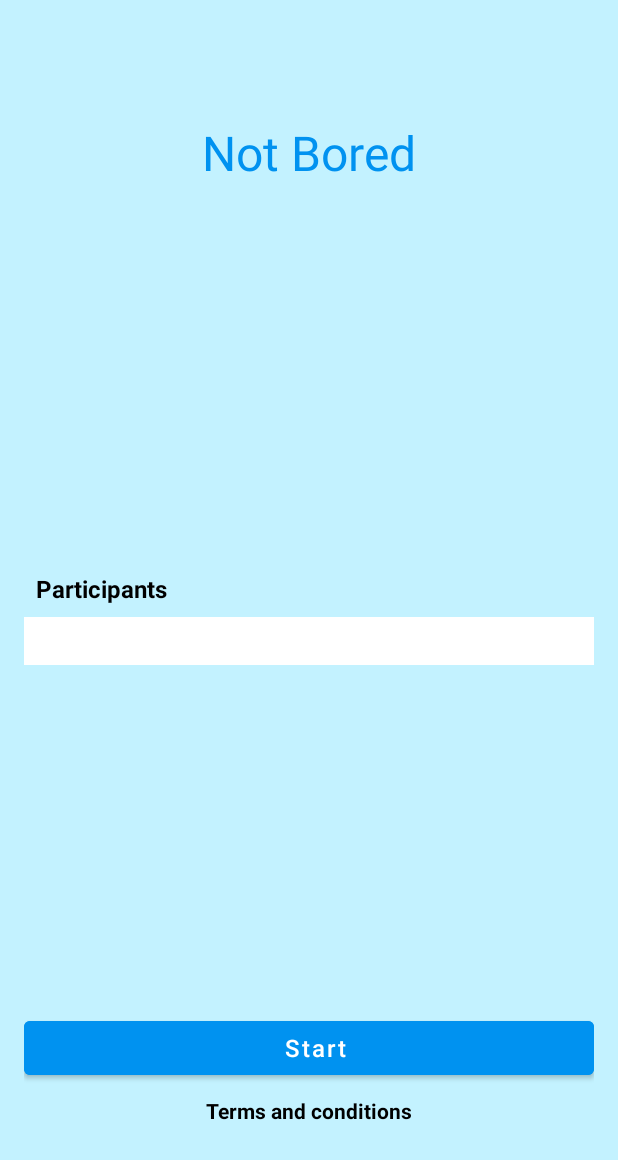
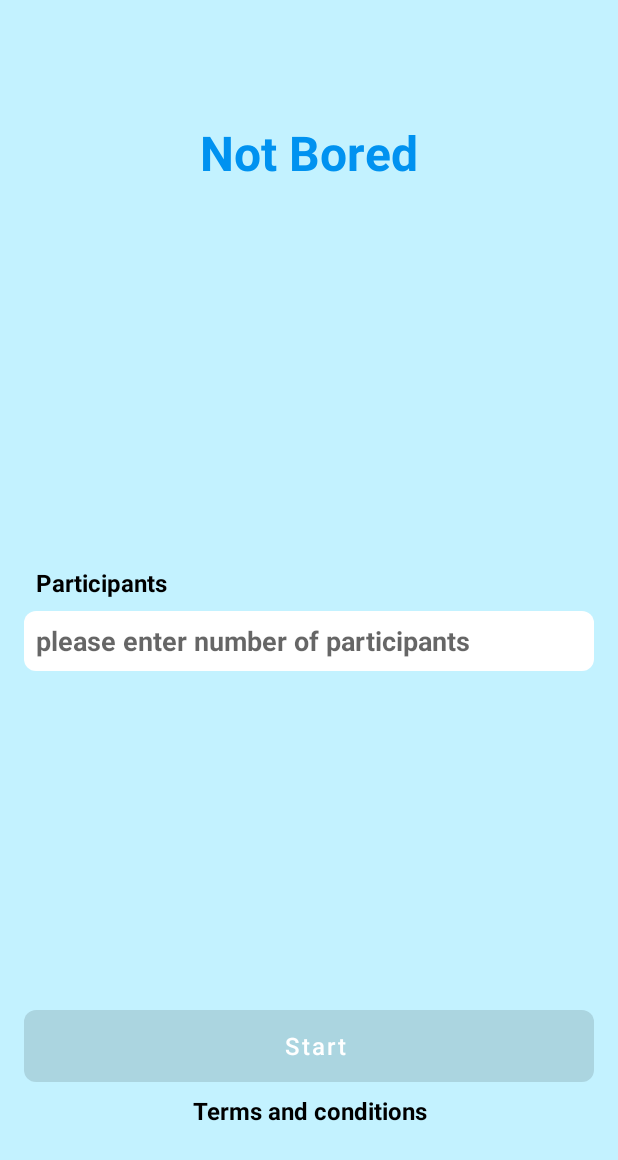
Before and after one commit to fjsalcedo22/Meli_Integrador2, an Android app: the layout activity_main.xml on its own in the app's theme, with its tools: preview values and no code run, on a phone screen of 412 x 824 dp. Shown: the top 1160 px of the screen. Run offline under Robolectric (Android 15) with nearby library versions, the phone set to English and light mode, and no system bars.

```diff
--- a/app/build.gradle
+++ b/app/build.gradle
@@ -29,6 +29,9 @@ android {
     kotlinOptions {
         jvmTarget = '1.8'
     }
+    viewBinding {
+        enabled true
+    }
 }
 
 dependencies {
--- a/app/src/main/AndroidManifest.xml
+++ b/app/src/main/AndroidManifest.xml
@@ -14,6 +14,9 @@
         android:theme="@style/Theme.Meli_Integrador2"
         tools:targetApi="31">
         <activity
+            android:name=".Activities"
+            android:exported="false" />
+        <activity
             android:name=".MainActivity"
             android:exported="true">
             <intent-filter>
--- /dev/null
+++ b/app/src/main/res/drawable/background_button_start.xml
@@ -0,0 +1,9 @@
+<?xml version="1.0" encoding="utf-8"?>
+<selector xmlns:android="http://schemas.android.com/apk/res/android">
+
+    <item android:drawable="@drawable/background_button_start_blue_dark"
+        android:state_enabled="true" />
+    <item android:drawable="@drawable/background_button_start_blue_light"
+        android:state_enabled="false" />
+    <item android:drawable="@drawable/background_button_start_blue_dark" />
+</selector>
--- /dev/null
+++ b/app/src/main/res/drawable/background_button_start_blue_dark.xml
@@ -0,0 +1,6 @@
+<?xml version="1.0" encoding="utf-8"?>
+<shape xmlns:android="http://schemas.android.com/apk/res/android">
+
+    <solid android:color="@color/darkBlue" />
+    <corners android:radius="8dp" />
+</shape>
--- /dev/null
+++ b/app/src/main/res/drawable/background_button_start_blue_light.xml
@@ -0,0 +1,5 @@
+<?xml version="1.0" encoding="utf-8"?>
+<shape xmlns:android="http://schemas.android.com/apk/res/android">
+    <solid android:color="#7FBBCC" />
+    <corners android:radius="8dp" />
+</shape>
--- /dev/null
+++ b/app/src/main/res/drawable/background_edit_text_participants.xml
@@ -0,0 +1,6 @@
+<?xml version="1.0" encoding="utf-8"?>
+<shape xmlns:android="http://schemas.android.com/apk/res/android">
+    <solid android:color="@color/white" />
+    <size android:height="40dp"/>
+    <corners android:radius="8dp" />
+</shape>
--- a/app/src/main/res/layout/activity_main.xml
+++ b/app/src/main/res/layout/activity_main.xml
@@ -13,8 +13,9 @@
         android:layout_height="wrap_content"
         android:layout_marginTop="64dp"
         android:text="@string/tittleScreenHome"
+        android:textColor="@color/darkBlue"
         android:textSize="32sp"
-        android:textColor="@color/darkBlue"
+        android:textStyle="bold"
         app:layout_constraintEnd_toEndOf="parent"
         app:layout_constraintStart_toStartOf="parent"
         app:layout_constraintTop_toTopOf="parent" />
@@ -42,13 +43,17 @@
             android:textStyle="bold" />
 
         <EditText
+            android:id="@+id/editTextParticipants"
             android:layout_width="match_parent"
-            android:layout_height="32dp"
+            android:layout_height="wrap_content"
             android:layout_marginTop="8dp"
+            android:background="@drawable/background_edit_text_participants"
+            android:hint="@string/please_enter_number_of_participants"
             android:inputType="number"
+            android:maxLength="3"
             android:paddingStart="8dp"
-            android:background="@color/white"
-            android:paddingEnd="0dp" />
+            android:paddingEnd="0dp"
+            android:textStyle="bold" />
 
     </LinearLayout>
 
@@ -66,7 +71,8 @@
             android:id="@+id/buttonStart"
             android:layout_width="match_parent"
             android:layout_height="wrap_content"
-            android:backgroundTint="@color/darkBlue"
+            android:background="@drawable/background_button_start"
+            android:enabled="false"
             android:paddingStart="8dp"
             android:paddingEnd="0dp"
             android:text="@string/buttonStart"
@@ -82,9 +88,14 @@
             android:text="@string/nameTermsAndConditions"
             android:textAlignment="center"
             android:textColor="@color/black"
+            android:textSize="16sp"
             android:textStyle="bold" />
 
     </LinearLayout>
 
+    <!-- <include
+         android:id="@+id/viewTermsAndConditions"
+         android:visibility="gone" />-->
+
 
 </androidx.constraintlayout.widget.ConstraintLayout>
--- a/app/src/main/res/values-night/themes.xml
+++ b/app/src/main/res/values-night/themes.xml
@@ -2,8 +2,8 @@
     <!-- Base application theme. -->
     <style name="Theme.Meli_Integrador2" parent="Theme.MaterialComponents.DayNight.NoActionBar">
         <!-- Primary brand color. -->
-        <item name="colorPrimary">@color/purple_200</item>
-        <item name="colorPrimaryVariant">@color/purple_700</item>
+        <item name="colorPrimary">@color/darkBlue</item>
+        <item name="colorPrimaryVariant">@color/lightBlue</item>
         <item name="colorOnPrimary">@color/black</item>
         <!-- Secondary brand color. -->
         <item name="colorSecondary">@color/teal_200</item>
--- a/app/src/main/res/values/strings.xml
+++ b/app/src/main/res/values/strings.xml
@@ -5,4 +5,6 @@
     <string name="inputNumberParticipants">Input Participants Number</string>
     <string name="buttonStart">Start</string>
     <string name="nameTermsAndConditions">Terms and conditions</string>
+    <string name="please_enter_number_of_participants">please enter number of participants</string>
+    <string name="please_enter_number_other_than_0">Please enter number other than 0</string>
 </resources>
--- a/app/src/main/res/values/themes.xml
+++ b/app/src/main/res/values/themes.xml
@@ -2,8 +2,8 @@
     <!-- Base application theme. -->
     <style name="Theme.Meli_Integrador2" parent="Theme.MaterialComponents.DayNight.NoActionBar">
         <!-- Primary brand color. -->
-        <item name="colorPrimary">@color/purple_500</item>
-        <item name="colorPrimaryVariant">@color/purple_700</item>
+        <item name="colorPrimary">@color/darkBlue</item>
+        <item name="colorPrimaryVariant">@color/lightBlue</item>
         <item name="colorOnPrimary">@color/white</item>
         <!-- Secondary brand color. -->
         <item name="colorSecondary">@color/teal_200</item>
```
Also changed, not shown: app/src/main/java/com/example/meli_integrador2/Activities.kt (added, +11 -0 lines), app/src/main/java/com/example/meli_integrador2/MainActivity.kt (+24 -1 lines), app/src/main/java/com/example/meli_integrador2/utils/TextChangedListener.kt (added, +29 -0 lines), app/src/main/res/layout/activity_activities.xml (added, +9 -0 lines).
